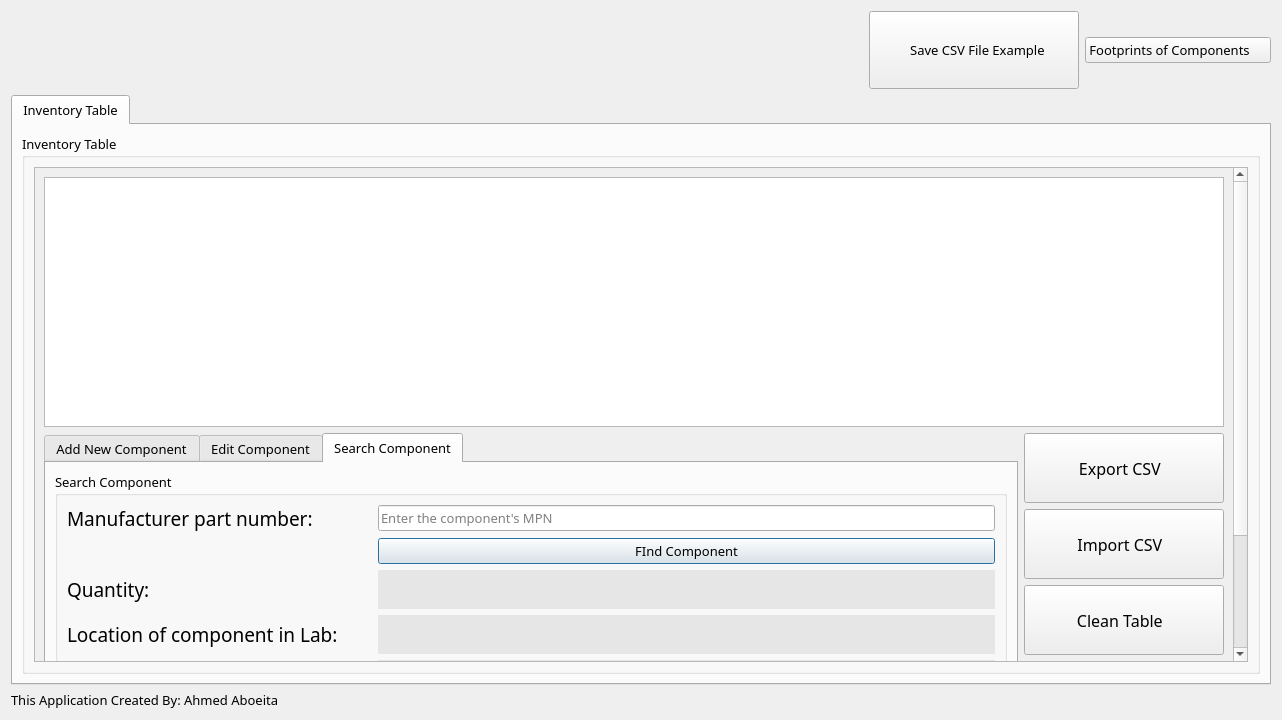
The window that Lab_Inventory_Qt_Project/Lab_Inventory/form_files/widget.ui (AhmedAbo-Eita/Cpp_Programing_bootcamp) describes before a commit, drawn with Qt 5.
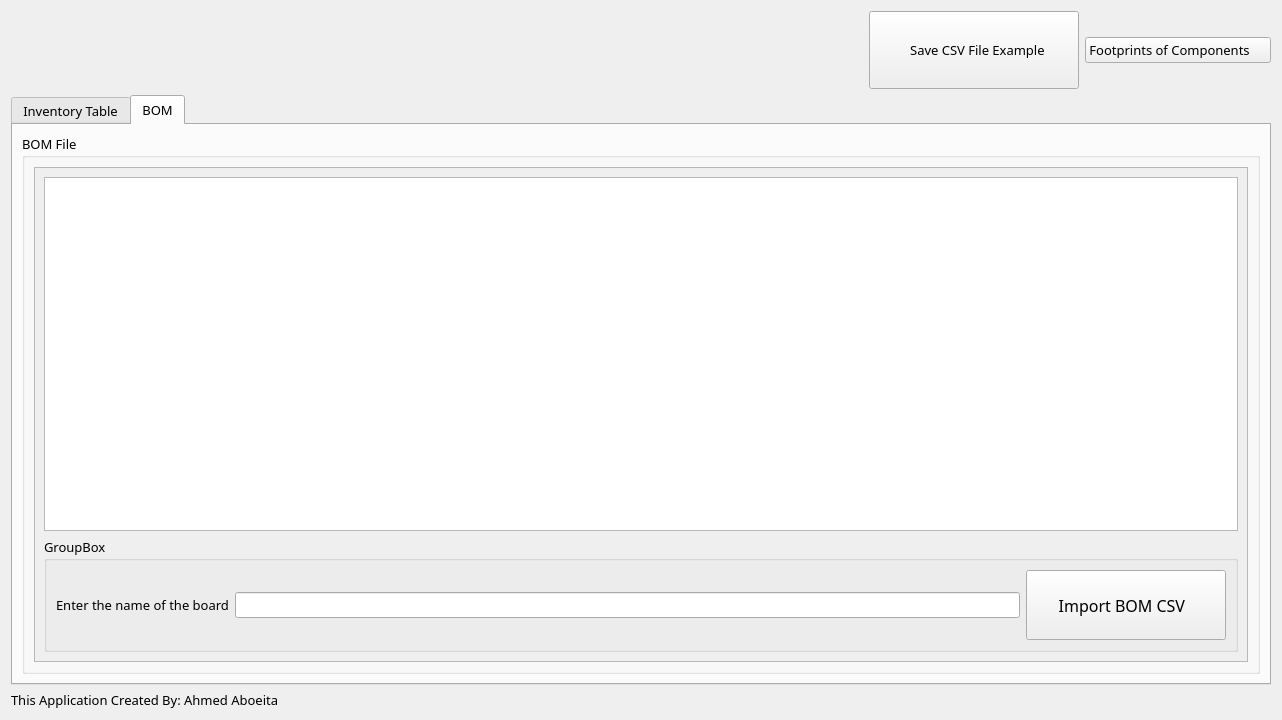
The same window after the commit. The open tabs and pages were chosen to show the change. Icons and pictures are not drawn.

Commit message: Add BOM file tab

```diff
--- a/Lab_Inventory_Qt_Project/Lab_Inventory/form_files/widget.ui
+++ b/Lab_Inventory_Qt_Project/Lab_Inventory/form_files/widget.ui
@@ -122,7 +122,7 @@
       <string notr="true">font: 12pt &quot;Blinker&quot;;</string>
      </property>
      <property name="currentIndex">
-      <number>0</number>
+      <number>1</number>
      </property>
      <widget class="QWidget" name="inventoryTableTab">
       <attribute name="title">
@@ -1663,6 +1663,119 @@
        </item>
       </layout>
      </widget>
+     <widget class="QWidget" name="BOMTab">
+      <attribute name="title">
+       <string>BOM</string>
+      </attribute>
+      <layout class="QHBoxLayout" name="horizontalLayout_5">
+       <item>
+        <widget class="QGroupBox" name="BomFile">
+         <property name="title">
+          <string>BOM File</string>
+         </property>
+         <layout class="QVBoxLayout" name="verticalLayout_10">
+          <item>
+           <widget class="QScrollArea" name="scrollArea_2">
+            <property name="widgetResizable">
+             <bool>true</bool>
+            </property>
+            <widget class="QWidget" name="scrollAreaWidgetContents_2">
+             <property name="geometry">
+              <rect>
+               <x>0</x>
+               <y>0</y>
+               <width>1218</width>
+               <height>501</height>
+              </rect>
+             </property>
+             <layout class="QVBoxLayout" name="verticalLayout_9">
+              <item>
+               <widget class="QTableWidget" name="BomTableWidget">
+                <property name="sizePolicy">
+                 <sizepolicy hsizetype="Expanding" vsizetype="Expanding">
+                  <horstretch>0</horstretch>
+                  <verstretch>0</verstretch>
+                 </sizepolicy>
+                </property>
+                <property name="minimumSize">
+                 <size>
+                  <width>250</width>
+                  <height>250</height>
+                 </size>
+                </property>
+                <property name="baseSize">
+                 <size>
+                  <width>0</width>
+                  <height>150</height>
+                 </size>
+                </property>
+               </widget>
+              </item>
+              <item>
+               <widget class="QGroupBox" name="UploadBomFileGroupBox">
+                <property name="title">
+                 <string>GroupBox</string>
+                </property>
+                <layout class="QHBoxLayout" name="horizontalLayout_7">
+                 <item>
+                  <widget class="QLabel" name="EnterNameofTheBoardlabel">
+                   <property name="text">
+                    <string>Enter the name of the board</string>
+                   </property>
+                  </widget>
+                 </item>
+                 <item>
+                  <widget class="QLineEdit" name="BomBoardNamelineEdit"/>
+                 </item>
+                 <item>
+                  <widget class="QPushButton" name="ImportBomPushButton">
+                   <property name="sizePolicy">
+                    <sizepolicy hsizetype="Fixed" vsizetype="Fixed">
+                     <horstretch>0</horstretch>
+                     <verstretch>0</verstretch>
+                    </sizepolicy>
+                   </property>
+                   <property name="minimumSize">
+                    <size>
+                     <width>200</width>
+                     <height>70</height>
+                    </size>
+                   </property>
+                   <property name="font">
+                    <font>
+                     <family>Blinker</family>
+                     <pointsize>12</pointsize>
+                     <italic>false</italic>
+                     <bold>false</bold>
+                    </font>
+                   </property>
+                   <property name="text">
+                    <string>Import BOM CSV  </string>
+                   </property>
+                   <property name="icon">
+                    <iconset resource="../Resources.qrc">
+                     <normaloff>:/inventoryMainIcons/Images/import.png</normaloff>:/inventoryMainIcons/Images/import.png</iconset>
+                   </property>
+                   <property name="iconSize">
+                    <size>
+                     <width>45</width>
+                     <height>50</height>
+                    </size>
+                   </property>
+                  </widget>
+                 </item>
+                </layout>
+               </widget>
+              </item>
+             </layout>
+            </widget>
+           </widget>
+          </item>
+         </layout>
+        </widget>
+       </item>
+      </layout>
+     </widget>
     </widget>
    </item>
    <item>
```
Left out of the diff: 2 changed lines with no effect on the pictures. The commit also changes 5 other files.
